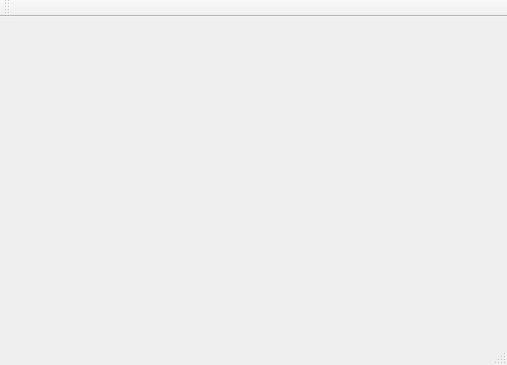
Old version of the form GUI/DeveloperGUI/mainwindow.ui in the repository hal1437/Procon26.
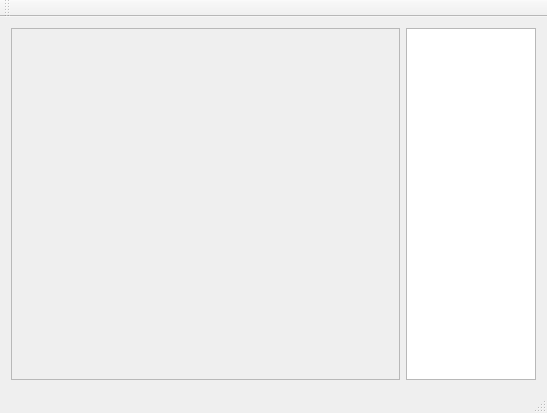
New version of the form.

The edit to the form file:
```diff
--- a/GUI/DeveloperGUI/mainwindow.ui
+++ b/GUI/DeveloperGUI/mainwindow.ui
@@ -6,14 +6,67 @@
    <rect>
     <x>0</x>
     <y>0</y>
-    <width>507</width>
-    <height>365</height>
+    <width>547</width>
+    <height>413</height>
    </rect>
   </property>
+  <property name="sizePolicy">
+   <sizepolicy hsizetype="Preferred" vsizetype="Preferred">
+    <horstretch>0</horstretch>
+    <verstretch>0</verstretch>
+   </sizepolicy>
+  </property>
   <property name="windowTitle">
    <string>MainWindow</string>
   </property>
-  <widget class="QWidget" name="centralWidget"/>
+  <widget class="QWidget" name="centralWidget">
+   <layout class="QGridLayout" name="gridLayout">
+    <item row="0" column="1">
+     <widget class="QFrame" name="Field">
+      <property name="frameShape">
+       <enum>QFrame::StyledPanel</enum>
+      </property>
+      <property name="frameShadow">
+       <enum>QFrame::Raised</enum>
+      </property>
+      <layout class="QVBoxLayout" name="verticalLayout">
+       <property name="leftMargin">
+        <number>0</number>
+       </property>
+       <property name="topMargin">
+        <number>0</number>
+       </property>
+       <property name="rightMargin">
+        <number>0</number>
+       </property>
+       <property name="bottomMargin">
+        <number>0</number>
+       </property>
+       <item>
+        <widget class="QLabel" name="FieldLabel">
+         <property name="text">
+          <string/>
+         </property>
+         <property name="scaledContents">
+          <bool>false</bool>
+         </property>
+        </widget>
+       </item>
+      </layout>
+     </widget>
+    </item>
+    <item row="0" column="2">
+     <widget class="QListWidget" name="listWidget">
+      <property name="maximumSize">
+       <size>
+        <width>130</width>
+        <height>16777215</height>
+       </size>
+      </property>
+     </widget>
+    </item>
+   </layout>
+  </widget>
   <widget class="QMenuBar" name="menuBar">
    <property name="geometry">
     <rect>
```
Left out of the diff: 2 changed lines with no effect on the pictures.
